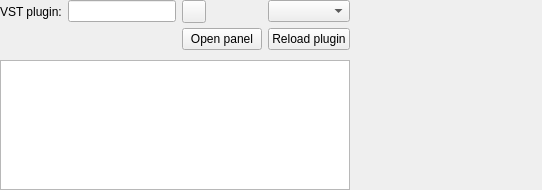
Old version of the form Editor/guis/VSTPluginFilterGUI.ui in the repository xup61069/EqAPO64_with_VST3_support.
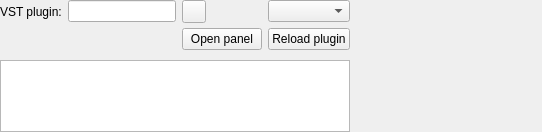
New version of the form. Custom widgets are drawn as their Qt base class.

```diff
--- a/Editor/guis/VSTPluginFilterGUI.ui
+++ b/Editor/guis/VSTPluginFilterGUI.ui
@@ -7,7 +7,7 @@
     <x>0</x>
     <y>0</y>
     <width>542</width>
-    <height>190</height>
+    <height>80</height>
    </rect>
   </property>
   <property name="windowTitle">
```
